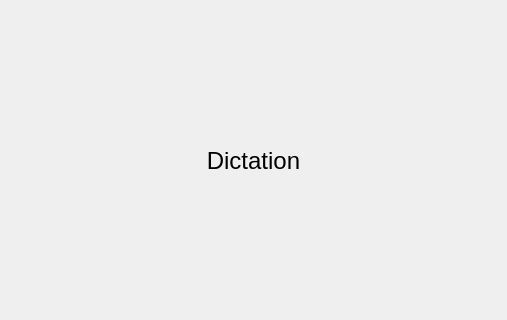
First picture: the form in src/templates/videocollection/videocollectionsimulator.ui, repository BuildmLearn/BuildmLearn-Toolkit, before the edit; both pictures show x 0 to 507 and y 104 to 424 of the 507 by 531 pixel window.
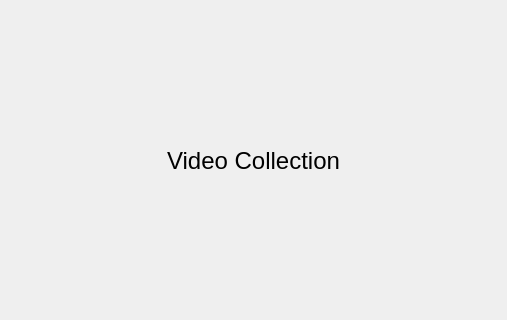
Second picture: the form after the edit. The open tabs and pages were chosen to show the change. Custom widgets are drawn as their Qt base class.

Commit message: Working on editor part of video collection template

```diff
--- a/src/templates/videocollection/videocollectionsimulator.ui
+++ b/src/templates/videocollection/videocollectionsimulator.ui
@@ -51,7 +51,7 @@
        <item>
         <widget class="QLabel" name="m_lblHeading_2">
          <property name="text">
-          <string notr="true">&lt;span style=&quot; font-size:18pt;&quot;&gt;Dictation&lt;/span&gt;</string>
+          <string notr="true">&lt;html&gt;&lt;head/&gt;&lt;body&gt;&lt;p&gt;&lt;span style=&quot; font-size:18pt;&quot;&gt;Video Collection&lt;/span&gt;&lt;/p&gt;&lt;/body&gt;&lt;/html&gt;</string>
          </property>
          <property name="alignment">
           <set>Qt::AlignCenter</set>
```
Left out of the diff: 4 changed lines with no effect on the pictures. The commit also changes 9 other files.
